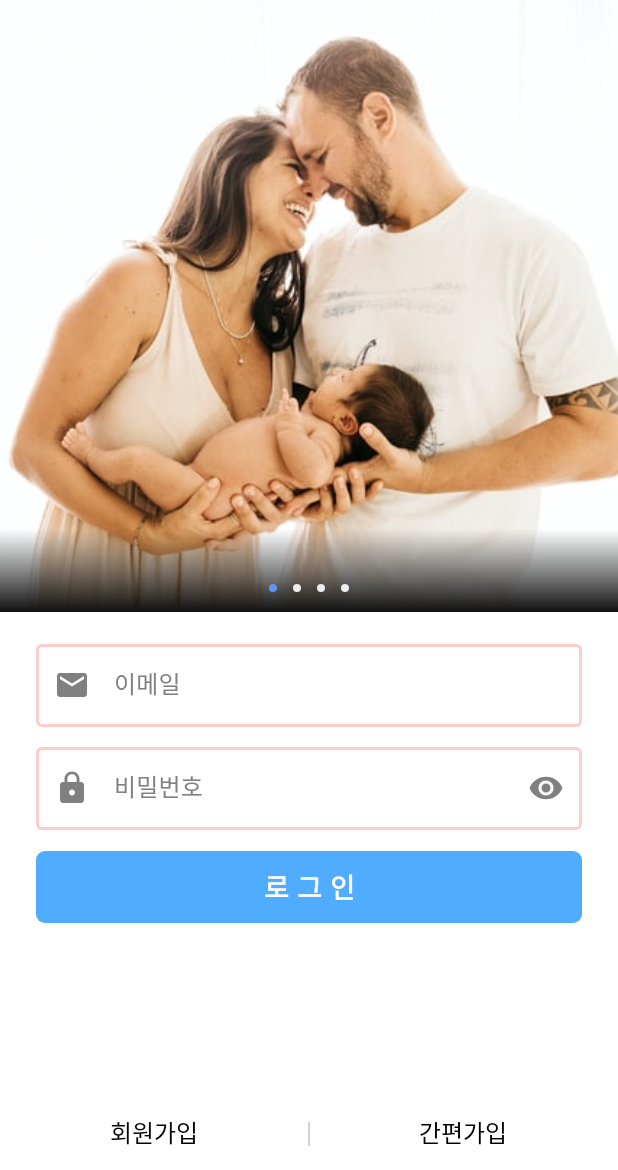
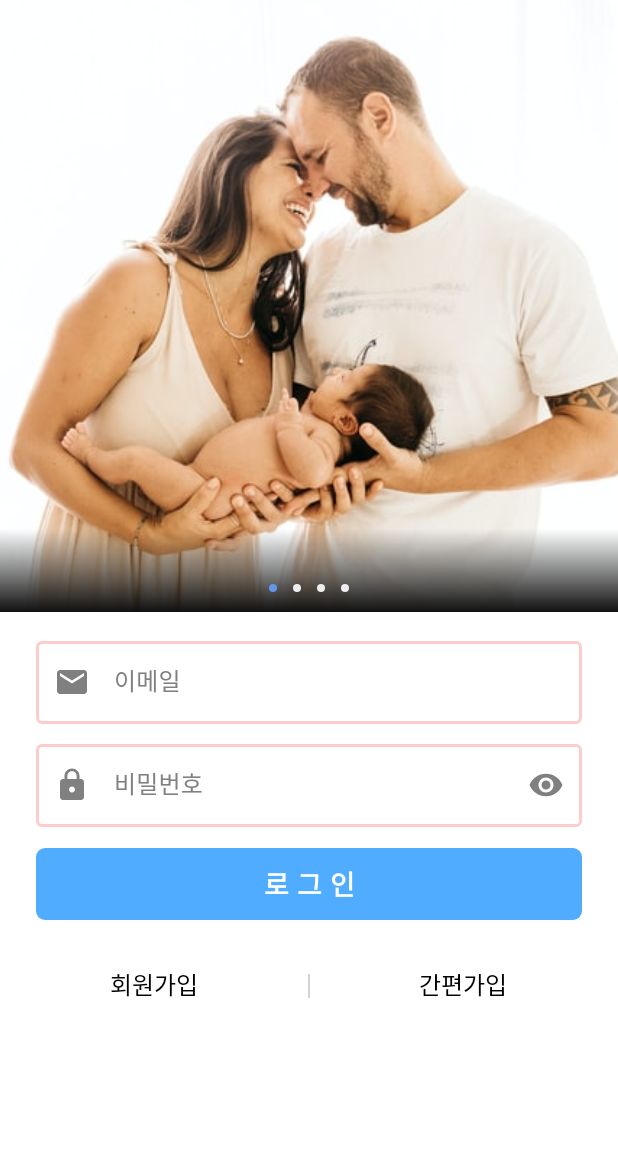
Before and after one commit to J-comet/album, an Android app: the screen it shows after launch (LoginActivity), on a phone screen of 412 x 824 dp, the part 66-1236 px from its top. Run offline under Robolectric (Android 15) with nearby library versions, the phone set to English and light mode, and no system bars; our stand-ins replace Firebase (no records; nobody signed in at launch, a user with empty details on screens opened directly), data binding; pictures from the network do not load; 1 statement that could not run was skipped.

Commit message:
로그인화면 키보드에 뷰 가림 문제 수정

```diff
--- a/app/src/main/res/layout/activity_login.xml
+++ b/app/src/main/res/layout/activity_login.xml
@@ -10,8 +10,7 @@
         <ScrollView
             android:id="@+id/scrollView2"
             android:layout_width="match_parent"
-            android:layout_height="0dp"
-            app:layout_constraintBottom_toTopOf="@+id/constraintLayout4"
+            android:layout_height="wrap_content"
             app:layout_constraintTop_toTopOf="parent">
 
             <androidx.constraintlayout.widget.ConstraintLayout
@@ -66,7 +65,7 @@
                     android:id="@+id/clayout_login_form"
                     android:layout_width="match_parent"
                     android:layout_height="wrap_content"
-                    android:layout_marginTop="16dp"
+                    android:layout_marginTop="14dp"
                     app:layout_constraintBottom_toBottomOf="parent"
                     app:layout_constraintTop_toBottomOf="@+id/slide_view_pager">
 
@@ -156,13 +155,14 @@
         <androidx.constraintlayout.widget.ConstraintLayout
             android:id="@+id/constraintLayout4"
             android:layout_width="match_parent"
-            android:layout_height="wrap_content"
-            app:layout_constraintBottom_toBottomOf="parent">
+            android:layout_height="50dp"
+            android:layout_marginTop="12dp"
+            app:layout_constraintTop_toBottomOf="@+id/scrollView2">
 
             <TextView
                 android:id="@+id/btn_signup"
                 android:layout_width="0dp"
-                android:layout_height="50dp"
+                android:layout_height="0dp"
                 android:gravity="center"
                 android:text="@string/str_common_01"
                 android:textColor="@color/black"
```
